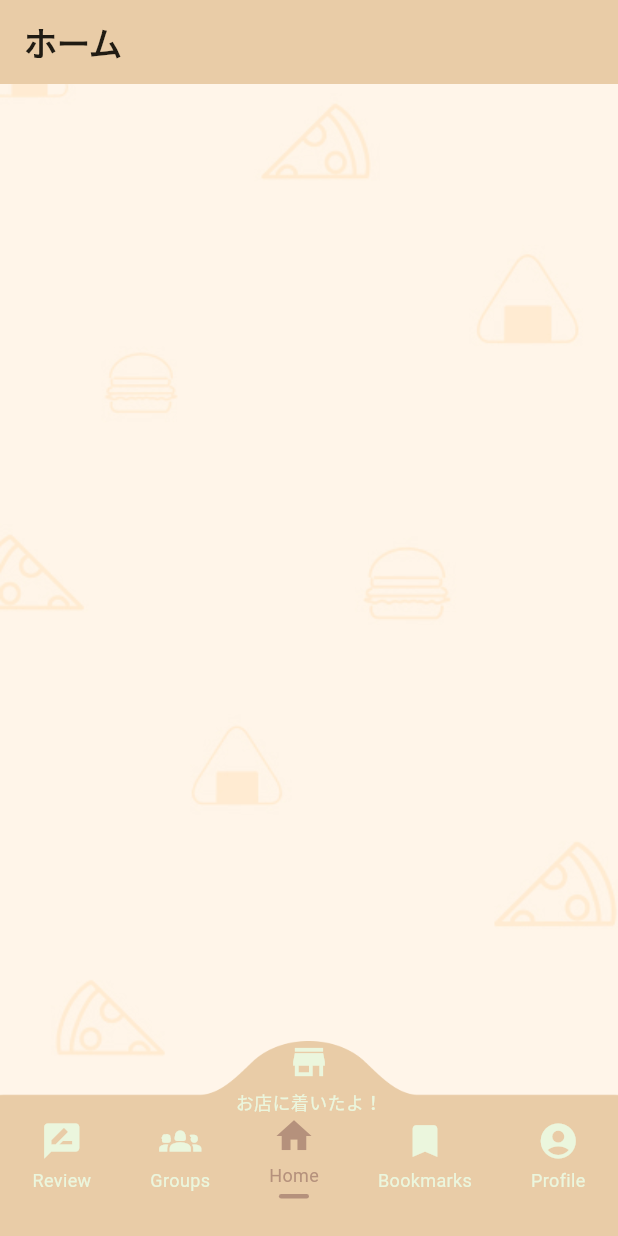
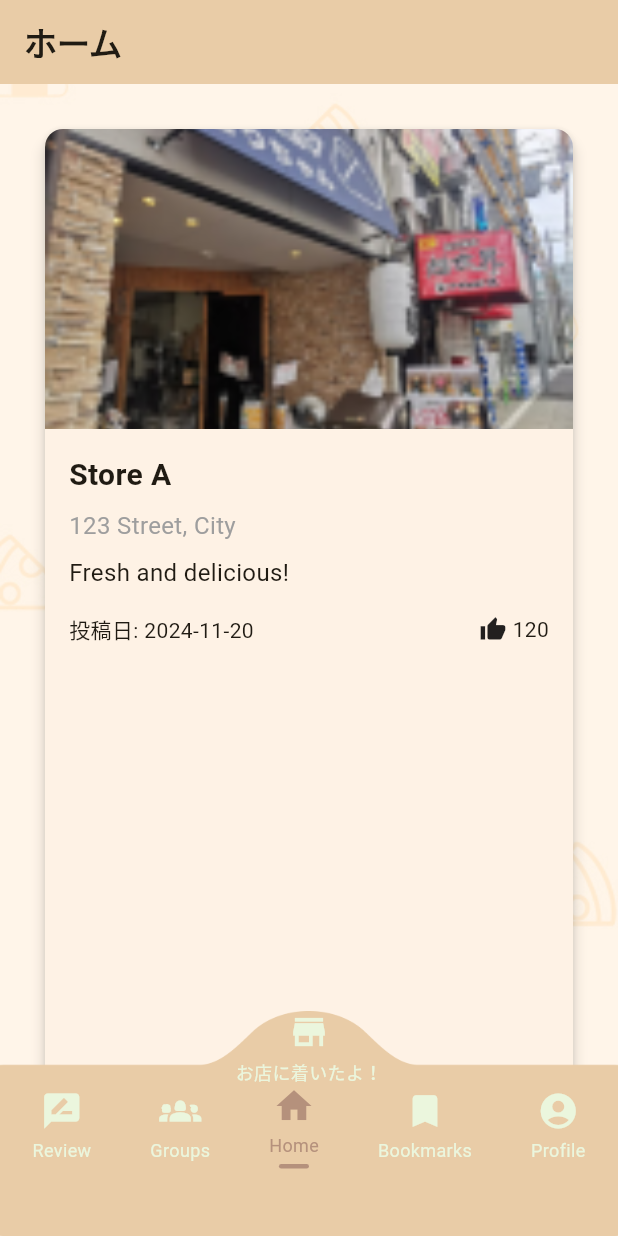
Before and after one commit to Doremifa-donuts/foodshuffle, a Flutter app: the screen it shows after launch, on a phone screen of 412 x 824 dp. Run offline on Flutter 3.47's test engine with Material 3 defaults, Android fonts, the phone set to English and light mode, and no system bars; drawn by our look-alikes of appinio_swiper; our stand-ins replace flutter_riverpod, freezed_annotation; Roboto replaces fonts that are missing (uzura).

Commit message:
home 画面のリスト表示

```diff
--- /dev/null
+++ b/lib/model/store.dart
@@ -0,0 +1,17 @@
+class Store {
+  final String storeImage;
+  final String name;
+  final String address;
+  final String message; // タイポ修正
+  final String days;
+  final int goods;
+
+  Store({
+    required this.storeImage,
+    required this.name,
+    required this.address,
+    required this.message,
+    required this.days,
+    required this.goods,
+  });
+}
--- a/lib/screens/home_page.dart
+++ b/lib/screens/home_page.dart
@@ -1,9 +1,31 @@
 import 'package:flutter/material.dart';
 import 'package:flutter_riverpod/flutter_riverpod.dart';
 import 'package:appinio_swiper/appinio_swiper.dart';
-import '../providers/swipe_notifier.dart';
-import 'package:foodshuffle/widgets/footer.dart';
 import 'package:foodshuffle/common.dart';
+import 'package:foodshuffle/model/store.dart';
+import '../widgets/swipe_card.dart';
+import '../widgets/footer.dart';
+
+final swipeAsyncNotifierProvider = FutureProvider<List<Store>>((ref) async {
+  return [
+    Store(
+      storeImage: 'images/store/store_1.png',
+      name: 'Store A',
+      address: '123 Street, City',
+      message: 'Fresh and delicious!',
+      days: '2024-11-20',
+      goods: 120,
+    ),
+    Store(
+      storeImage: 'images/store/store_1.png',
+      name: 'Store B',
+      address: '456 Avenue, City',
+      message: 'Great atmosphere!',
+      days: '2024-11-21',
+      goods: 90,
+    ),
+  ];
+});
 
 class HomePage extends ConsumerStatefulWidget {
   const HomePage({super.key});
@@ -15,7 +37,6 @@ class HomePage extends ConsumerStatefulWidget {
 class _HomePageState extends ConsumerState<HomePage> {
   late AppinioSwiperController _swiperController;
 
-  // スワイパーコントローラーの初期化
   @override
   void initState() {
     super.initState();
@@ -24,14 +45,13 @@ class _HomePageState extends ConsumerState<HomePage> {
 
   @override
   void dispose() {
-    _swiperController.dispose(); // コントローラーの解放
+    _swiperController.dispose();
     super.dispose();
   }
 
   @override
   Widget build(BuildContext context) {
-    final asyncValue = ref
-        .watch(swipeAsyncNotifierProvider); // swipeAsyncNotifierProviderのデータを監視
+    final asyncValue = ref.watch(swipeAsyncNotifierProvider);
 
     return Scaffold(
       appBar: AppBar(
@@ -39,47 +59,58 @@ class _HomePageState extends ConsumerState<HomePage> {
           'ホーム',
           style: TextStyle(fontWeight: FontWeight.bold),
         ),
-        backgroundColor: const Color(mainColor), // AppBarの背景色
+        backgroundColor: const Color(mainColor),
       ),
-      body: Stack(
-        children: [
-          // 背景画像を表示
-          Container(
-            decoration: const BoxDecoration(
-              image: DecorationImage(
-                image: AssetImage(backImg), // 背景画像の設定
-                fit: BoxFit.cover, // 画像を画面いっぱいに広げる
+      body: asyncValue.when(
+        data: (stores) => Stack(
+          children: [
+            _buildBackground(),
+            Positioned.fill(
+              child: Padding(
+                padding: const EdgeInsets.all(20),
+                child: AppinioSwiper(
+                  controller: _swiperController,
+                  cardCount: stores.length,
+                  cardBuilder: (context, index) {
+                    return SwipeCard(store: stores[index]);
+                  },
+                  onSwipeEnd: (previousIndex, targetIndex, activity) {
+                    debugPrint('Swiped from $previousIndex to $targetIndex');
+                    debugPrint('Swipe activity: $activity');
+                  },
+                  onEnd: () {
+                    debugPrint('Swipe ended');
+                  },
+                ),
               ),
             ),
+            const Positioned(
+              bottom: 0,
+              left: 0,
+              right: 0,
+              child: Footer(),
+            ),
+          ],
+        ),
+        loading: () => const Center(child: CircularProgressIndicator()),
+        error: (error, stack) => Center(
+          child: Text(
+            'エラーが発生しました。\n詳細: $error',
+            textAlign: TextAlign.center,
+            style: const TextStyle(color: Colors.red),
           ),
-          asyncValue.when(
-            loading: () =>
-                const Center(child: CircularProgressIndicator()), // データ読み込み中
-            error: (error, stackTrace) =>
-                Center(child: Text(error.toString())), // エラー時
-            data: (data) {
-              return const SafeArea(
-                child: Column(
-                  children: [
-                    SizedBox(height: 20), // 上部余白を調整
+        ),
+      ),
+    );
+  }
 
-                    Expanded(
-                      flex: 1, // フッター部分に少しスペース
-                      child: SizedBox.shrink(), // 空のコンテナに変更（余白の調整）
-                    ),
-                  ],
-                ),
-              );
-            },
-          ),
-          // フッター部分を画面下部に配置
-          const Positioned(
-            bottom: -20, // 下部に少しだけ余白を加える
-            left: 0,
-            right: 0,
-            child: Footer(), // Footerウィジェットを表示
-          ),
-        ],
+  Widget _buildBackground() {
+    return Container(
+      decoration: const BoxDecoration(
+        image: DecorationImage(
+          image: AssetImage('images/backimg.jpg'),
+          fit: BoxFit.cover,
+        ),
       ),
     );
   }
--- a/lib/widgets/swipe_card.dart
+++ b/lib/widgets/swipe_card.dart
@@ -1,55 +1,25 @@
-import 'dart:developer';
 import 'package:flutter/material.dart';
-import 'package:appinio_swiper/appinio_swiper.dart';
-
-// レビュー時のストアのデータクラス
-class Store {
-  final String storeImage; // ストア画像
-  final String name; // ストア名
-  final String address; // 住所
-  final String massage; // コメント
-  final String days; // 投稿日
-  final int goods; // いいね数
-
-  Store({
-    required this.storeImage,
-    required this.name,
-    required this.address,
-    required this.massage,
-    required this.days,
-    required this.goods,
-  });
-}
+import 'package:foodshuffle/model/store.dart';
 
 class SwipeCard extends StatelessWidget {
-  final List<Store> list; // Store型のリスト
-  final AppinioSwiperController controller;
+  final Store store;
 
-  const SwipeCard({
-    super.key,
-    required this.list,
-    required this.controller,
-  });
+  const SwipeCard({super.key, required this.store});
 
   @override
   Widget build(BuildContext context) {
-    return AppinioSwiper(
-      controller: controller,
-      cardCount: list.length, // カードの数
-      cardBuilder: (BuildContext context, int index) {
-        final store = list[index]; // 現在のストアデータ
     return Card(
       elevation: 4.0,
       margin: const EdgeInsets.all(10.0),
-          child: Padding(
-            padding: const EdgeInsets.all(16.0),
+      shape: RoundedRectangleBorder(
+        borderRadius: BorderRadius.circular(12.0),
+      ),
       child: Column(
-              mainAxisAlignment: MainAxisAlignment.start,
         crossAxisAlignment: CrossAxisAlignment.start,
         children: [
-                // カードの画像
           ClipRRect(
-                  borderRadius: BorderRadius.circular(8.0),
+            borderRadius:
+                const BorderRadius.vertical(top: Radius.circular(12.0)),
             child: Image.asset(
               store.storeImage,
               height: 200,
@@ -57,44 +27,35 @@ class SwipeCard extends StatelessWidget {
               fit: BoxFit.cover,
             ),
           ),
-                const SizedBox(height: 16), // 余白
-                // ストア名
+          Padding(
+            padding: const EdgeInsets.all(16.0),
+            child: Column(
+              crossAxisAlignment: CrossAxisAlignment.start,
+              children: [
                 Text(
                   store.name,
                   style: const TextStyle(
-                    fontSize: 20,
-                    fontWeight: FontWeight.bold,
+                      fontSize: 20, fontWeight: FontWeight.bold),
                 ),
-                ),
-                const SizedBox(height: 8), // 余白
-                // 住所
+                const SizedBox(height: 8),
                 Text(
                   store.address,
                   style: const TextStyle(fontSize: 16, color: Colors.grey),
                 ),
-                const SizedBox(height: 8), // 余白
-                // コメント
-                Text(
-                  store.massage,
-                  style: const TextStyle(fontSize: 16),
-                ),
-                const Spacer(), // コンテンツの間に余白を追加
-                // 投稿日といいね数
+                const SizedBox(height: 8),
+                Text(store.message, style: const TextStyle(fontSize: 16)),
+                const SizedBox(height: 16),
                 Row(
                   mainAxisAlignment: MainAxisAlignment.spaceBetween,
                   children: [
-                    Text(
-                      '投稿日: ${store.days}',
-                      style: const TextStyle(fontSize: 14),
-                    ),
+                    Text('投稿日: ${store.days}',
+                        style: const TextStyle(fontSize: 14)),
                     Row(
                       children: [
                         const Icon(Icons.thumb_up, size: 18),
                         const SizedBox(width: 4),
-                        Text(
-                          '${store.goods}',
-                          style: const TextStyle(fontSize: 14),
-                        ),
+                        Text('${store.goods}',
+                            style: const TextStyle(fontSize: 14)),
                       ],
                     ),
                   ],
@@ -102,17 +63,8 @@ class SwipeCard extends StatelessWidget {
               ],
             ),
           ),
-        );
-      },
-      onSwipeEnd: (previousIndex, targetIndex, activity) {
-        // スワイプ終了時の処理
-        log('Swiped from $previousIndex to $targetIndex');
-        log('Swipe activity: $activity');
-      },
-      onEnd: () {
-        // スワイプが終わった時の処理
-        log('Swipe ended');
-      },
+        ],
+      ),
     );
   }
 }
```
Lines whose indentation alone changed are shown as unchanged.
